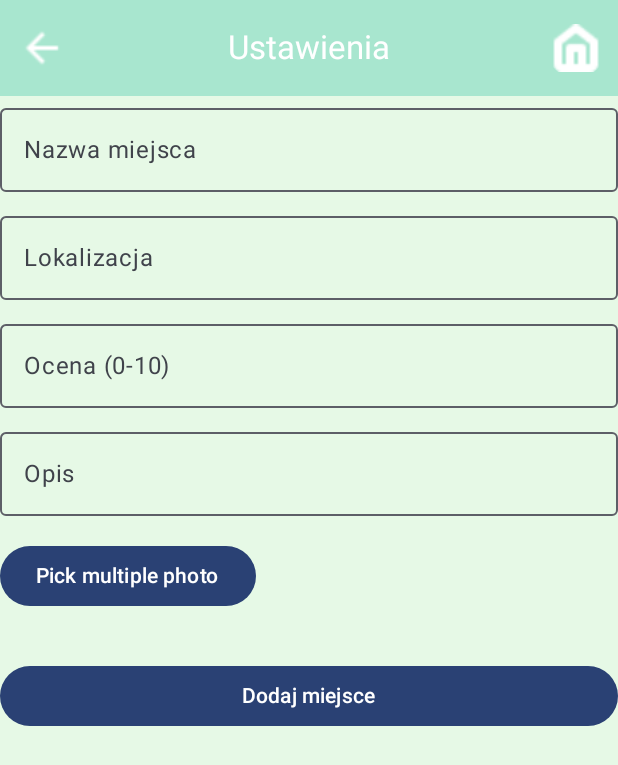
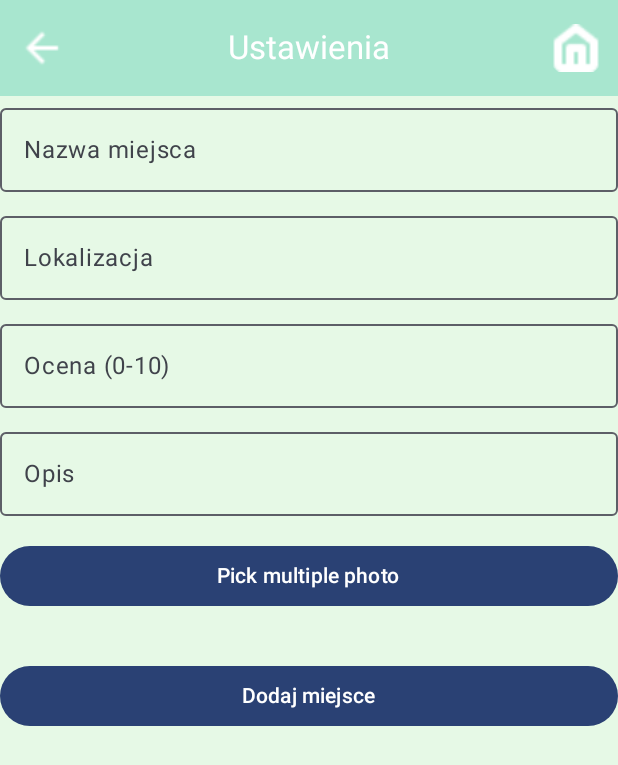
Before and after one commit to Tiboreusz/AM-Projekt, an Android app built with Jetpack Compose: the AddPlaceScreen screen opened through its navigation route, on a phone screen of 412 x 824 dp. Shown: the top 765 px of the screen. Run offline under Robolectric (Android 15) with nearby library versions, the phone set to English and light mode, and no system bars; our stand-ins replace Room's generated code.

Commit message:
round corners prewiewphoto

```diff
--- a/app/src/main/java/com/example/am_projekt/ui/screens/AddPlace.kt
+++ b/app/src/main/java/com/example/am_projekt/ui/screens/AddPlace.kt
@@ -50,10 +50,6 @@ fun AddPlaceScreen(
 
     var selectedPhotosUris by remember{ mutableStateOf<List<Uri>>(emptyList())}
 
-//    val multiplePhotoPickerLauncher = rememberLauncherForActivityResult(
-//        contract = ActivityResultContracts.PickMultipleVisualMedia(),
-//        onResult = {uris -> selectedPhotosUris = uris}
-//    )
 
     val context = LocalContext.current
 
@@ -128,7 +124,9 @@ fun AddPlaceScreen(
 
                 Spacer(modifier = Modifier.height(16.dp))
 
-                Button(onClick = {
+                //### Przycisk Launcher dodawanie zdjęć ###//
+
+                Button(modifier = Modifier.fillMaxWidth(), onClick = {
                     multiplePhotoPickerLauncher.launch(
                         PickVisualMediaRequest(ActivityResultContracts.PickVisualMedia.ImageOnly)
                     )
--- a/app/src/main/java/com/example/am_projekt/ui/screens/PlaceDetailScreen.kt
+++ b/app/src/main/java/com/example/am_projekt/ui/screens/PlaceDetailScreen.kt
@@ -33,6 +33,8 @@ fun PlaceDetailScreen(
     navController: NavController,
     placeId: Int
 ) {
+
+    // Pobieranie danych miejsca z bazy
     LaunchedEffect(placeId) {
         viewModel.getPlaceById(placeId)
     }
--- a/app/src/main/java/com/example/am_projekt/ui/screens/ViewPlacesScreen.kt
+++ b/app/src/main/java/com/example/am_projekt/ui/screens/ViewPlacesScreen.kt
@@ -14,7 +14,9 @@ import androidx.compose.runtime.Composable
 import androidx.compose.runtime.collectAsState
 import androidx.compose.ui.Alignment
 import androidx.compose.foundation.combinedClickable
+import androidx.compose.foundation.shape.RoundedCornerShape
 import androidx.compose.ui.Modifier
+import androidx.compose.ui.draw.clip
 import androidx.compose.ui.graphics.Color
 import androidx.compose.ui.layout.ContentScale
 import androidx.compose.ui.res.painterResource
@@ -104,7 +106,8 @@ fun PlaceItem(place: Place, onClick: (Int)->Unit) {
                     contentDescription = "Preview Image",
                     modifier = Modifier
                         .size(80.dp)
-                        .padding(start = 8.dp),
+                        .padding(start = 8.dp)
+                        .clip(RoundedCornerShape(12.dp)),
                     contentScale = ContentScale.Crop
                 )
             }
```
